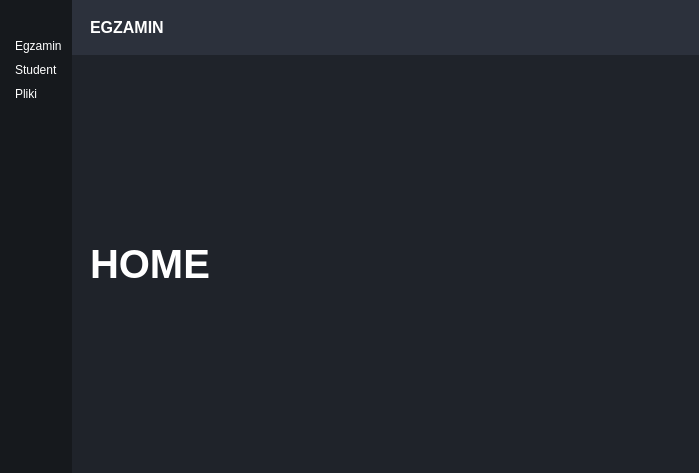
Qt form mainwindow.ui (radoslawgegotek/ExamApp) before a commit.
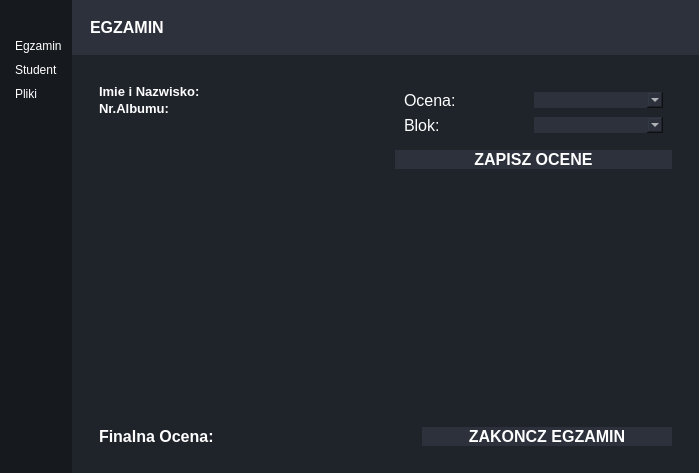
The same form after that commit. The open tabs and pages were chosen to show the change. Icons and pictures are not drawn.

The edit to the form file:
```diff
--- a/mainwindow.ui
+++ b/mainwindow.ui
@@ -428,18 +428,453 @@
              <number>1</number>
             </property>
             <widget class="QWidget" name="page">
-             <layout class="QHBoxLayout" name="horizontalLayout_7">
+             <layout class="QVBoxLayout" name="verticalLayout_15">
               <item>
-               <widget class="QLabel" name="label_2">
-                <property name="font">
-                 <font>
-                  <pointsize>30</pointsize>
-                  <bold>true</bold>
-                 </font>
+               <widget class="QFrame" name="frame_8">
+                <property name="frameShape">
+                 <enum>QFrame::StyledPanel</enum>
                 </property>
-                <property name="text">
-                 <string>HOME</string>
+                <property name="frameShadow">
+                 <enum>QFrame::Raised</enum>
                 </property>
+                <layout class="QHBoxLayout" name="horizontalLayout_7">
+                 <property name="spacing">
+                  <number>0</number>
+                 </property>
+                 <property name="leftMargin">
+                  <number>0</number>
+                 </property>
+                 <property name="topMargin">
+                  <number>0</number>
+                 </property>
+                 <property name="rightMargin">
+                  <number>0</number>
+                 </property>
+                 <property name="bottomMargin">
+                  <number>0</number>
+                 </property>
+                 <item>
+                  <widget class="QFrame" name="frame_9">
+                   <property name="frameShape">
+                    <enum>QFrame::StyledPanel</enum>
+                   </property>
+                   <property name="frameShadow">
+                    <enum>QFrame::Raised</enum>
+                   </property>
+                   <layout class="QVBoxLayout" name="verticalLayout_16">
+                    <property name="spacing">
+                     <number>0</number>
+                    </property>
+                    <property name="leftMargin">
+                     <number>0</number>
+                    </property>
+                    <property name="topMargin">
+                     <number>0</number>
+                    </property>
+                    <property name="rightMargin">
+                     <number>0</number>
+                    </property>
+                    <property name="bottomMargin">
+                     <number>0</number>
+                    </property>
+                    <item>
+                     <widget class="QFrame" name="frame_14">
+                      <property name="frameShape">
+                       <enum>QFrame::StyledPanel</enum>
+                      </property>
+                      <property name="frameShadow">
+                       <enum>QFrame::Raised</enum>
+                      </property>
+                      <layout class="QHBoxLayout" name="horizontalLayout_11">
+                       <item>
+                        <widget class="QFrame" name="frame_11">
+                         <property name="frameShape">
+                          <enum>QFrame::StyledPanel</enum>
+                         </property>
+                         <property name="frameShadow">
+                          <enum>QFrame::Raised</enum>
+                         </property>
+                         <layout class="QVBoxLayout" name="verticalLayout_17">
+                          <property name="spacing">
+                           <number>0</number>
+                          </property>
+                          <property name="leftMargin">
+                           <number>0</number>
+                          </property>
+                          <property name="topMargin">
+                           <number>0</number>
+                          </property>
+                          <property name="rightMargin">
+                           <number>0</number>
+                          </property>
+                          <property name="bottomMargin">
+                           <number>0</number>
+                          </property>
+                          <item>
+                           <widget class="QLabel" name="label_5">
+                            <property name="font">
+                             <font>
+                              <pointsize>10</pointsize>
+                              <bold>true</bold>
+                             </font>
+                            </property>
+                            <property name="text">
+                             <string>Imie i Nazwisko:</string>
+                            </property>
+                            <property name="margin">
+                             <number>5</number>
+                            </property>
+                           </widget>
+                          </item>
+                          <item>
+                           <widget class="QLabel" name="label_6">
+                            <property name="font">
+                             <font>
+                              <pointsize>10</pointsize>
+                              <bold>true</bold>
+                             </font>
+                            </property>
+                            <property name="text">
+                             <string>Nr.Albumu:</string>
+                            </property>
+                            <property name="margin">
+                             <number>5</number>
+                            </property>
+                           </widget>
+                          </item>
+                         </layout>
+                        </widget>
+                       </item>
+                       <item>
+                        <widget class="QFrame" name="frame_12">
+                         <property name="frameShape">
+                          <enum>QFrame::StyledPanel</enum>
+                         </property>
+                         <property name="frameShadow">
+                          <enum>QFrame::Raised</enum>
+                         </property>
+                         <layout class="QVBoxLayout" name="verticalLayout_19">
+                          <property name="spacing">
+                           <number>0</number>
+                          </property>
+                          <property name="leftMargin">
+                           <number>0</number>
+                          </property>
+                          <property name="topMargin">
+                           <number>0</number>
+                          </property>
+                          <property name="rightMargin">
+                           <number>0</number>
+                          </property>
+                          <property name="bottomMargin">
+                           <number>0</number>
+                          </property>
+                          <item>
+                           <widget class="QLabel" name="surNamText_2">
+                            <property name="font">
+                             <font>
+                              <pointsize>10</pointsize>
+                             </font>
+                            </property>
+                            <property name="text">
+                             <string/>
+                            </property>
+                           </widget>
+                          </item>
+                          <item>
+                           <widget class="QLabel" name="IdText_2">
+                            <property name="font">
+                             <font>
+                              <pointsize>10</pointsize>
+                             </font>
+                            </property>
+                            <property name="text">
+                             <string/>
+                            </property>
+                           </widget>
+                          </item>
+                         </layout>
+                        </widget>
+                       </item>
+                      </layout>
+                     </widget>
+                    </item>
+                    <item>
+                     <widget class="QFrame" name="frame_15">
+                      <property name="frameShape">
+                       <enum>QFrame::StyledPanel</enum>
+                      </property>
+                      <property name="frameShadow">
+                       <enum>QFrame::Raised</enum>
+                      </property>
+                      <layout class="QHBoxLayout" name="horizontalLayout_15"/>
+                     </widget>
+                    </item>
+                   </layout>
+                  </widget>
+                 </item>
+                 <item>
+                  <widget class="QFrame" name="frame_10">
+                   <property name="frameShape">
+                    <enum>QFrame::StyledPanel</enum>
+                   </property>
+                   <property name="frameShadow">
+                    <enum>QFrame::Raised</enum>
+                   </property>
+                   <layout class="QVBoxLayout" name="verticalLayout_20">
+                    <item>
+                     <widget class="QFrame" name="frame_16">
+                      <property name="frameShape">
+                       <enum>QFrame::StyledPanel</enum>
+                      </property>
+                      <property name="frameShadow">
+                       <enum>QFrame::Raised</enum>
+                      </property>
+                      <layout class="QVBoxLayout" name="verticalLayout_24">
+                       <item>
+                        <widget class="QFrame" name="frame_19">
+                         <property name="frameShape">
+                          <enum>QFrame::StyledPanel</enum>
+                         </property>
+                         <property name="frameShadow">
+                          <enum>QFrame::Raised</enum>
+                         </property>
+                         <layout class="QHBoxLayout" name="horizontalLayout_13">
+                          <property name="spacing">
+                           <number>0</number>
+                          </property>
+                          <property name="leftMargin">
+                           <number>0</number>
+                          </property>
+                          <property name="topMargin">
+                           <number>0</number>
+                          </property>
+                          <property name="rightMargin">
+                           <number>0</number>
+                          </property>
+                          <property name="bottomMargin">
+                           <number>0</number>
+                          </property>
+                          <item>
+                           <widget class="QLabel" name="label_7">
+                            <property name="font">
+                             <font>
+                              <pointsize>12</pointsize>
+                             </font>
+                            </property>
+                            <property name="text">
+                             <string>Ocena:</string>
+                            </property>
+                           </widget>
+                          </item>
+                          <item>
+                           <widget class="QComboBox" name="ocenaCB">
+                            <property name="styleSheet">
+                             <string notr="true">	background-color: #2c313c;</string>
+                            </property>
+                           </widget>
+                          </item>
+                         </layout>
+                        </widget>
+                       </item>
+                       <item>
+                        <widget class="QFrame" name="frame_18">
+                         <property name="frameShape">
+                          <enum>QFrame::StyledPanel</enum>
+                         </property>
+                         <property name="frameShadow">
+                          <enum>QFrame::Raised</enum>
+                         </property>
+                         <layout class="QHBoxLayout" name="horizontalLayout_12">
+                          <property name="spacing">
+                           <number>0</number>
+                          </property>
+                          <property name="leftMargin">
+                           <number>0</number>
+                          </property>
+                          <property name="topMargin">
+                           <number>0</number>
+                          </property>
+                          <property name="rightMargin">
+                           <number>0</number>
+                          </property>
+                          <property name="bottomMargin">
+                           <number>0</number>
+                          </property>
+                          <item>
+                           <widget class="QLabel" name="label_2">
+                            <property name="font">
+                             <font>
+                              <pointsize>12</pointsize>
+                             </font>
+                            </property>
+                            <property name="text">
+                             <string>Blok:</string>
+                            </property>
+                           </widget>
+                          </item>
+                          <item>
+                           <widget class="QComboBox" name="comboBox_2">
+                            <property name="styleSheet">
+                             <string notr="true">	background-color: #2c313c;</string>
+                            </property>
+                           </widget>
+                          </item>
+                         </layout>
+                        </widget>
+                       </item>
+                      </layout>
+                     </widget>
+                    </item>
+                    <item>
+                     <widget class="QFrame" name="frame_17">
+                      <property name="frameShape">
+                       <enum>QFrame::StyledPanel</enum>
+                      </property>
+                      <property name="frameShadow">
+                       <enum>QFrame::Raised</enum>
+                      </property>
+                      <layout class="QVBoxLayout" name="verticalLayout_21">
+                       <property name="spacing">
+                        <number>16</number>
+                       </property>
+                       <property name="leftMargin">
+                        <number>0</number>
+                       </property>
+                       <property name="topMargin">
+                        <number>0</number>
+                       </property>
+                       <property name="rightMargin">
+                        <number>0</number>
+                       </property>
+                       <property name="bottomMargin">
+                        <number>0</number>
+                       </property>
+                       <item>
+                        <widget class="QPushButton" name="pushButton_6">
+                         <property name="font">
+                          <font>
+                           <pointsize>12</pointsize>
+                           <bold>true</bold>
+                          </font>
+                         </property>
+                         <property name="styleSheet">
+                          <string notr="true">	background-color: #2c313c;</string>
+                         </property>
+                         <property name="text">
+                          <string>ZAPISZ OCENE</string>
+                         </property>
+                        </widget>
+                       </item>
+                      </layout>
+                     </widget>
+                    </item>
+                   </layout>
+                  </widget>
+                 </item>
+                </layout>
+               </widget>
+              </item>
+              <item>
+               <widget class="QFrame" name="frame_7">
+                <property name="frameShape">
+                 <enum>QFrame::StyledPanel</enum>
+                </property>
+                <property name="frameShadow">
+                 <enum>QFrame::Raised</enum>
+                </property>
+                <layout class="QVBoxLayout" name="verticalLayout_18">
+                 <property name="spacing">
+                  <number>0</number>
+                 </property>
+                 <property name="leftMargin">
+                  <number>0</number>
+                 </property>
+                 <property name="topMargin">
+                  <number>0</number>
+                 </property>
+                 <property name="rightMargin">
+                  <number>0</number>
+                 </property>
+                 <property name="bottomMargin">
+                  <number>0</number>
+                 </property>
+                 <item>
+                  <widget class="QFrame" name="queContainer">
+                   <property name="sizePolicy">
+                    <sizepolicy hsizetype="Preferred" vsizetype="Preferred">
+                     <horstretch>0</horstretch>
+                     <verstretch>0</verstretch>
+                    </sizepolicy>
+                   </property>
+                   <property name="frameShape">
+                    <enum>QFrame::StyledPanel</enum>
+                   </property>
+                   <property name="frameShadow">
+                    <enum>QFrame::Raised</enum>
+                   </property>
+                   <layout class="QVBoxLayout" name="verticalLayout_22">
+                    <item>
+                     <widget class="QTextEdit" name="showQue"/>
+                    </item>
+                   </layout>
+                  </widget>
+                 </item>
+                </layout>
+               </widget>
+              </item>
+              <item alignment="Qt::AlignBottom">
+               <widget class="QFrame" name="frame_20">
+                <property name="frameShape">
+                 <enum>QFrame::StyledPanel</enum>
+                </property>
+                <property name="frameShadow">
+                 <enum>QFrame::Raised</enum>
+                </property>
+                <layout class="QHBoxLayout" name="horizontalLayout_14">
+                 <item>
+                  <widget class="QLabel" name="label_8">
+                   <property name="font">
+                    <font>
+                     <pointsize>12</pointsize>
+                     <bold>true</bold>
+                    </font>
+                   </property>
+                   <property name="text">
+                    <string>Finalna Ocena:</string>
+                   </property>
+                  </widget>
+                 </item>
+                 <item>
+                  <widget class="QLabel" name="label_9">
+                   <property name="text">
+                    <string/>
+                   </property>
+                  </widget>
+                 </item>
+                 <item alignment="Qt::AlignRight|Qt::AlignBottom">
+                  <widget class="QPushButton" name="pushButton_5">
+                   <property name="minimumSize">
+                    <size>
+                     <width>250</width>
+                     <height>0</height>
+                    </size>
+                   </property>
+                   <property name="font">
+                    <font>
+                     <pointsize>12</pointsize>
+                     <bold>true</bold>
+                    </font>
+                   </property>
+                   <property name="styleSheet">
+                    <string notr="true">	background-color: #2c313c;</string>
+                   </property>
+                   <property name="text">
+                    <string>ZAKONCZ EGZAMIN</string>
+                   </property>
+                  </widget>
+                 </item>
+                </layout>
                </widget>
               </item>
              </layout>
@@ -605,7 +1040,7 @@
                   <widget class="QWidget" name="widget_3" native="true">
                    <layout class="QHBoxLayout" name="horizontalLayout_9">
                     <item>
-                     <widget class="QFrame" name="frame_8">
+                     <widget class="QFrame" name="info">
                       <property name="frameShape">
                        <enum>QFrame::StyledPanel</enum>
                       </property>
@@ -678,7 +1113,7 @@
                      </widget>
                     </item>
                     <item>
-                     <widget class="QFrame" name="frame_7">
+                     <widget class="QFrame" name="labsGrades">
                       <property name="frameShape">
                        <enum>QFrame::StyledPanel</enum>
                       </property>
```
Left out of the diff: 144 changed lines with no effect on the pictures.
